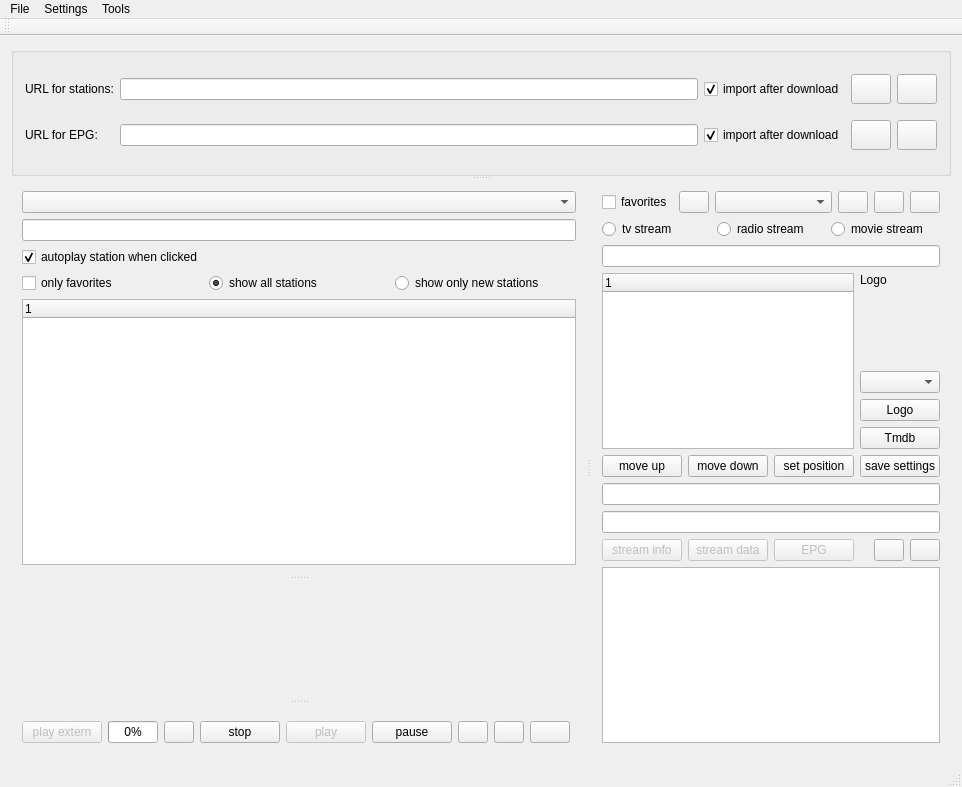
The window that mainwindow.ui (sgersing73/m3uMan) describes before a commit, drawn with Qt 5.
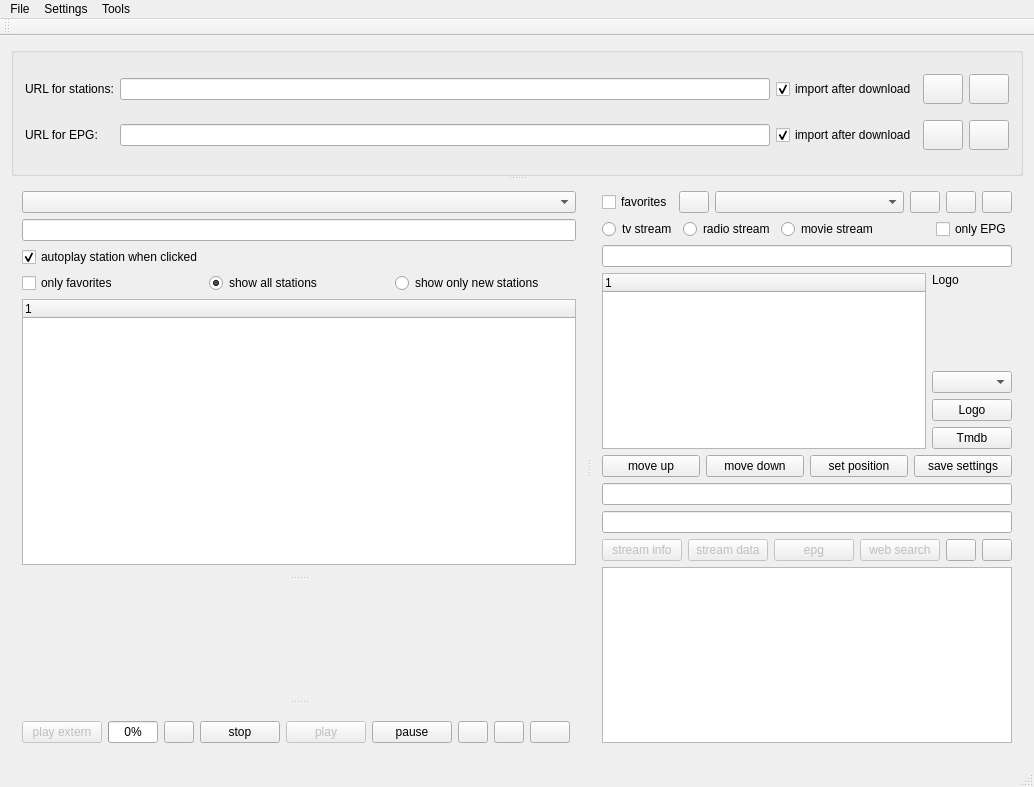
The same window after the commit. Icons and pictures are not drawn. Custom widgets are drawn as their Qt base class.

Diff of the .ui file:
```diff
--- a/mainwindow.ui
+++ b/mainwindow.ui
@@ -6,7 +6,7 @@
    <rect>
     <x>0</x>
     <y>0</y>
-    <width>953</width>
+    <width>1001</width>
     <height>787</height>
    </rect>
   </property>
@@ -595,6 +595,26 @@
              </property>
             </widget>
            </item>
+           <item>
+            <spacer name="horizontalSpacer_3">
+             <property name="orientation">
+              <enum>Qt::Horizontal</enum>
+             </property>
+             <property name="sizeHint" stdset="0">
+              <size>
+               <width>40</width>
+               <height>20</height>
+              </size>
+             </property>
+            </spacer>
+           </item>
+           <item>
+            <widget class="QCheckBox" name="chkOnlyEpg">
+             <property name="text">
+              <string>only EPG</string>
+             </property>
+            </widget>
+           </item>
           </layout>
          </item>
          <item>
@@ -804,7 +824,17 @@
               <bool>false</bool>
              </property>
              <property name="text">
-              <string>EPG</string>
+              <string>epg</string>
+             </property>
+            </widget>
+           </item>
+           <item>
+            <widget class="QPushButton" name="cmdWiki">
+             <property name="enabled">
+              <bool>false</bool>
+             </property>
+             <property name="text">
+              <string>web search</string>
              </property>
             </widget>
            </item>
@@ -885,8 +915,8 @@
     <rect>
      <x>0</x>
      <y>0</y>
-     <width>953</width>
-     <height>22</height>
+     <width>1001</width>
+     <height>21</height>
     </rect>
    </property>
    <widget class="QMenu" name="menuSettings">
```
Left out of the diff: 6 changed lines with no effect on the pictures.
